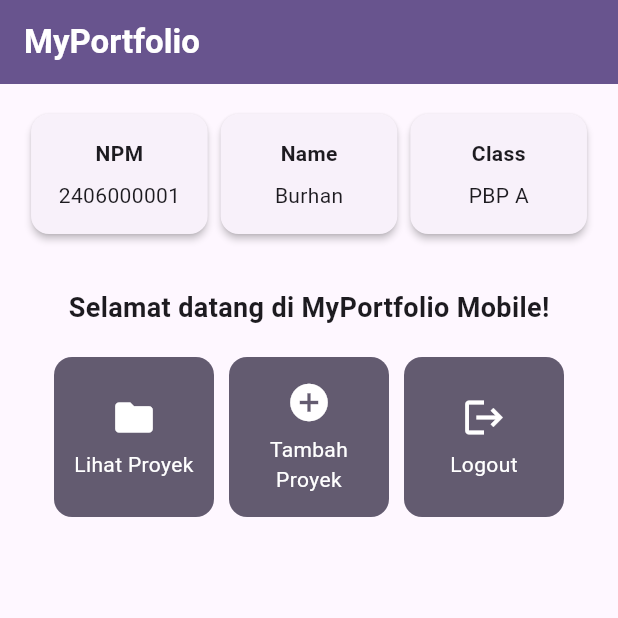
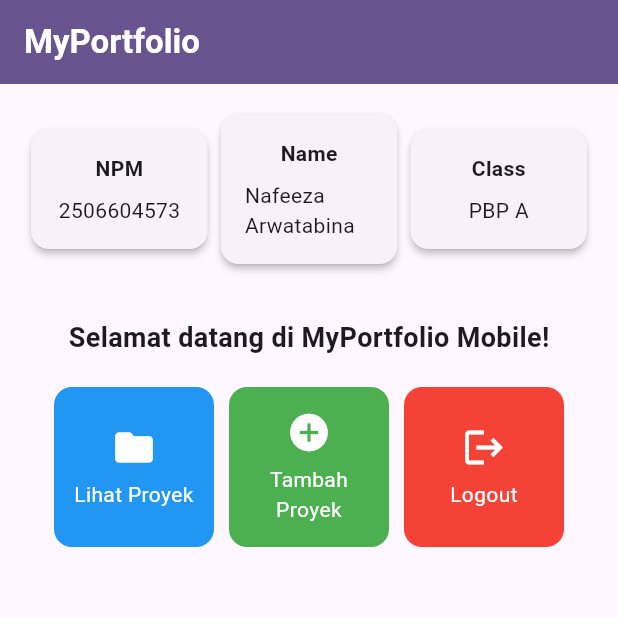
Before and after one commit to snweeza/myportofolio_mobile, a Flutter app: the screen it shows after launch, on a phone screen of 412 x 824 dp, the top half of it. Run offline on Flutter 3.47's test engine with Material 3 defaults, Android fonts, the phone set to English and light mode, and no system bars.

Commit message:
feat: change button colors

```diff
--- a/lib/main.dart
+++ b/lib/main.dart
@@ -29,7 +29,7 @@ class MyApp extends StatelessWidget {
         //
         // This works for code too, not just values: Most code changes can be
         // tested with just a hot reload.
-        colorScheme: .fromSeed(seedColor: Colors.deepPurple),
+        colorScheme: ColorScheme.fromSeed(seedColor: Colors.deepPurple),
       ),
       home: MyHomePage(),
     );
--- a/lib/menu.dart
+++ b/lib/menu.dart
@@ -3,14 +3,14 @@ import 'package:flutter/material.dart';
 class MyHomePage extends StatelessWidget {
   MyHomePage({super.key});
 
-  final String npm = "2406000001";
-  final String nama = "Burhan";
+  final String npm = "2506604573";
+  final String nama = "Nafeeza Arwatabina";
   final String kelas = "PBP A";
 
   final List<ItemHomepage> items = [
-    ItemHomepage("Lihat Proyek", Icons.folder),
-    ItemHomepage("Tambah Proyek", Icons.add_circle),
-    ItemHomepage("Logout", Icons.logout),
+    ItemHomepage("Lihat Proyek", Icons.folder, Color(0xFF2196F3)),
+    ItemHomepage("Tambah Proyek", Icons.add_circle, Color(0xFF4CAF50)),
+    ItemHomepage("Logout", Icons.logout, Color(0xFFF44336)),
   ];
 
   @override
@@ -119,8 +119,9 @@ class InfoCard extends StatelessWidget {
 class ItemHomepage {
   final String name;
   final IconData icon;
+  final Color color;
 
-  ItemHomepage(this.name, this.icon);
+  ItemHomepage(this.name, this.icon, this.color);
 }
 
 class ItemCard extends StatelessWidget {
@@ -131,8 +132,8 @@ class ItemCard extends StatelessWidget {
   @override
   Widget build(BuildContext context) {
     return Material(
-      // Menggunakan warna sekunder dari skema tema aplikasi.
-      color: Theme.of(context).colorScheme.secondary,
+      // Menggunakan warna berdasarkan color item home page
+      color: item.color,
       borderRadius: BorderRadius.circular(12),
       child: InkWell(
         // Aksi ketika kartu ditekan oleh pengguna.
```
